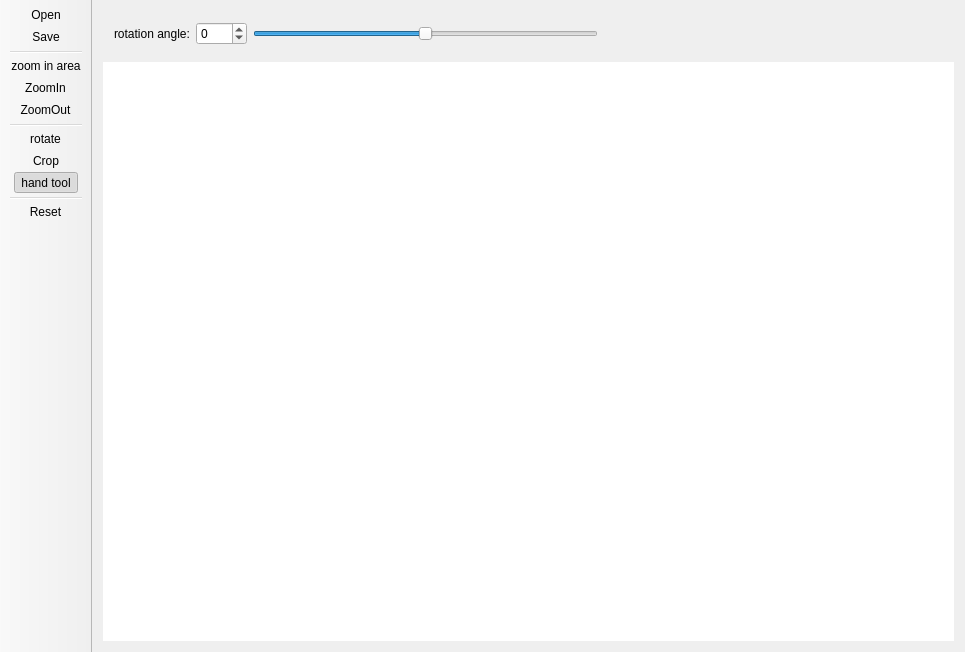
The window that ImageViewer/mainwindow.ui (HazemSamir/QImageViewer) describes before a commit, drawn with Qt 5.
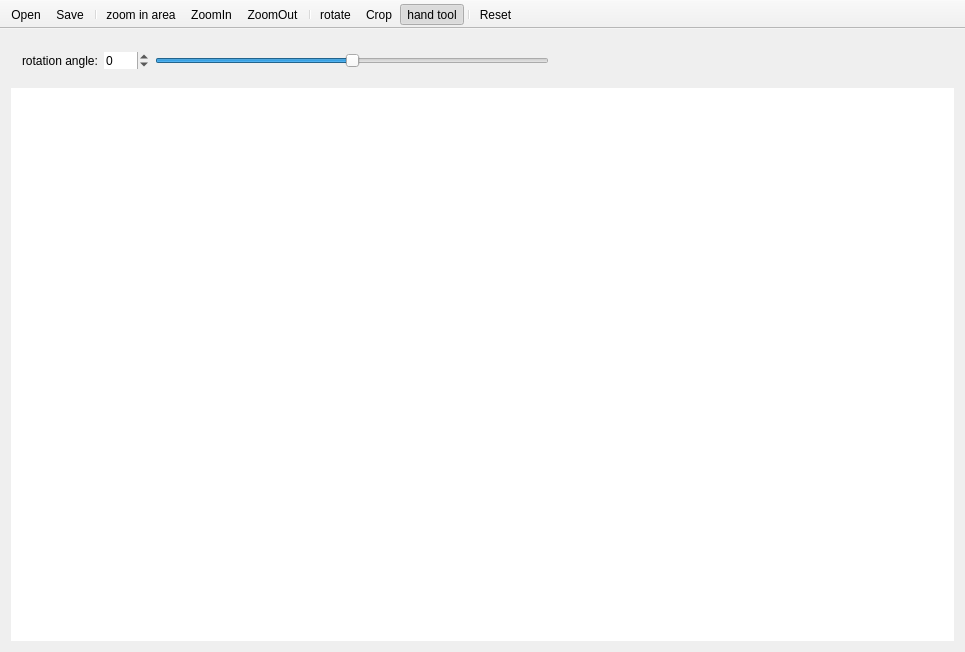
The same window after the commit. Icons and pictures are not drawn.

Commit message: Put toolbar horizontal at top

```diff
--- a/ImageViewer/mainwindow.ui
+++ b/ImageViewer/mainwindow.ui
@@ -36,6 +36,21 @@
          </item>
          <item>
           <widget class="QSpinBox" name="angleSpinBox">
+           <property name="frame">
+            <bool>false</bool>
+           </property>
+           <property name="buttonSymbols">
+            <enum>QAbstractSpinBox::UpDownArrows</enum>
+           </property>
+           <property name="specialValueText">
+            <string notr="true"/>
+           </property>
+           <property name="suffix">
+            <string notr="true"/>
+           </property>
+           <property name="prefix">
+            <string notr="true"/>
+           </property>
            <property name="minimum">
             <number>-180</number>
            </property>
@@ -115,11 +130,14 @@
    <property name="allowedAreas">
     <set>Qt::NoToolBarArea</set>
    </property>
+   <property name="orientation">
+    <enum>Qt::Horizontal</enum>
+   </property>
    <property name="floatable">
     <bool>false</bool>
    </property>
    <attribute name="toolBarArea">
-    <enum>LeftToolBarArea</enum>
+    <enum>TopToolBarArea</enum>
    </attribute>
    <attribute name="toolBarBreak">
     <bool>false</bool>
```
The commit also changes 1 other file.
